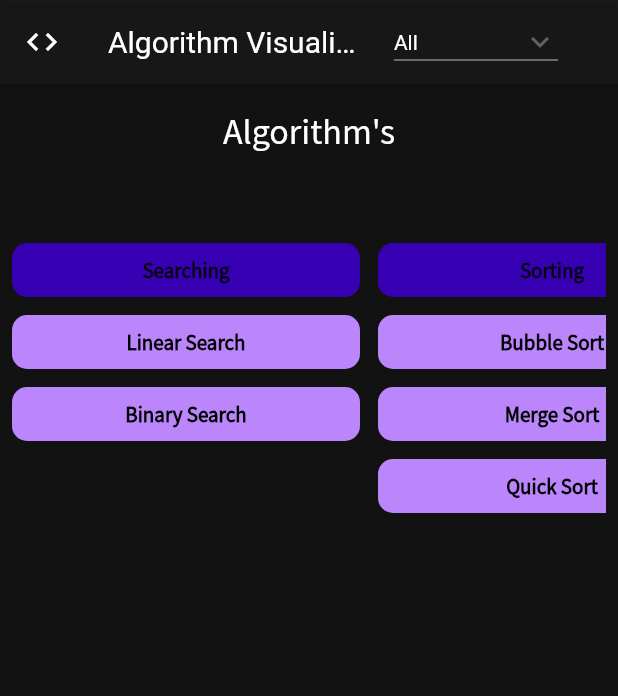
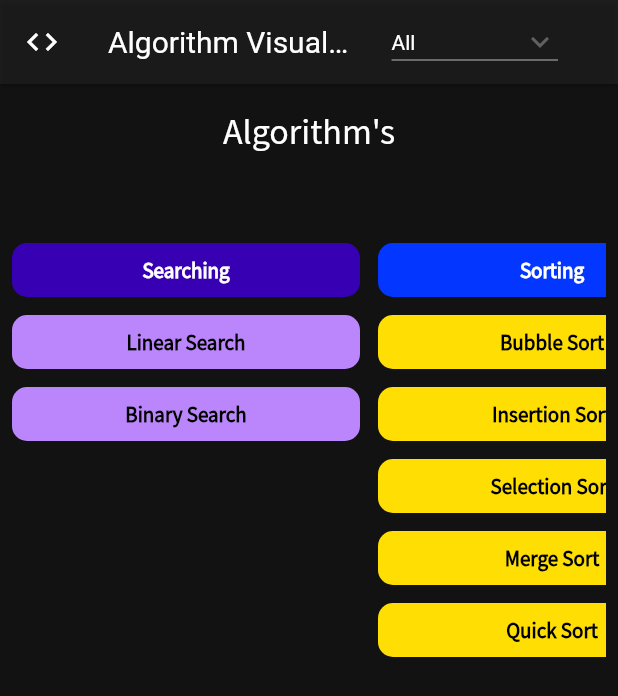
Before and after one commit to teshank2137/flutter-algo-visual, a Flutter app: the screen it shows after launch, on a phone screen of 412 x 824 dp. Shown: the top 696 px of the screen. Run offline on Flutter 3.47's test engine with Material 2 defaults, Android fonts, the phone set to English and light mode, and no system bars.

Commit message:
bubble sort done

```diff
--- a/algo_visual/lib/color.dart
+++ b/algo_visual/lib/color.dart
@@ -10,3 +10,4 @@ Color kTextBackground = Color(0xffffffff);
 Color lPrimary = Color(0xff0336ff);
 Color lSecondary = Color(0xffffde03);
 Color lHighlight = Color(0xffff0266);
+Color lSuccess = Color(0xffa2ff03);
--- a/algo_visual/lib/dropdown.dart
+++ b/algo_visual/lib/dropdown.dart
@@ -1,7 +1,9 @@
 import 'package:flutter/material.dart';
 import 'color.dart';
-import 'linear_search.dart';
+import 'searching.dart';
+import 'sorting.dart';
 
+// ignore: must_be_immutable
 class MyDropdownmenu extends StatefulWidget {
   String value;
   MyDropdownmenu(this.value);
@@ -16,7 +18,7 @@ class _MyDropdownmenuState extends State<MyDropdownmenu> {
     return DropdownButton(
       value: dropdownValue,
       icon: Icon(Icons.keyboard_arrow_down),
-      dropdownColor: kPrimary700,
+      dropdownColor: lPrimary,
       iconSize: 24,
       elevation: 16,
       style: TextStyle(color: Colors.white),
@@ -32,6 +34,36 @@ class _MyDropdownmenuState extends State<MyDropdownmenu> {
               context,
               MaterialPageRoute(builder: (context) => LinearSearch()),
             );
+          } else if (newValue == 'Bubble Sort' &&
+              dropdownValue != 'Bubble Sort') {
+            Navigator.push(
+              context,
+              MaterialPageRoute(builder: (context) => Sorting(newValue)),
+            );
+          } else if (newValue == 'Merge Sort' &&
+              dropdownValue != 'Merge Sort') {
+            Navigator.push(
+              context,
+              MaterialPageRoute(builder: (context) => Sorting(newValue)),
+            );
+          } else if (newValue == 'Quick Sort' &&
+              dropdownValue != 'Quick Sort') {
+            Navigator.push(
+              context,
+              MaterialPageRoute(builder: (context) => Sorting(newValue)),
+            );
+          } else if (newValue == 'Insertion Sort' &&
+              dropdownValue != 'Insertion Sort') {
+            Navigator.push(
+              context,
+              MaterialPageRoute(builder: (context) => Sorting(newValue)),
+            );
+          } else if (newValue == 'Selection Sort' &&
+              dropdownValue != 'Selection Sort') {
+            Navigator.push(
+              context,
+              MaterialPageRoute(builder: (context) => Sorting(newValue)),
+            );
           }
           dropdownValue = newValue;
         });
@@ -41,6 +73,8 @@ class _MyDropdownmenuState extends State<MyDropdownmenu> {
         'Linear Search',
         'Binary Search',
         'Bubble Sort',
+        'Selection Sort',
+        'Insertion Sort',
         'Merge Sort',
         'Quick Sort'
       ].map<DropdownMenuItem<String>>((String value) {
--- a/algo_visual/lib/home.dart
+++ b/algo_visual/lib/home.dart
@@ -1,9 +1,9 @@
 import 'package:algo_visual/color.dart';
-import 'package:algo_visual/linear_search.dart';
+import 'package:algo_visual/searching.dart';
 import 'package:flutter/cupertino.dart';
 import 'package:flutter/material.dart';
 import 'package:flutter/widgets.dart';
-import 'bubble_sort.dart';
+import 'sorting.dart';
 
 class HomePage extends StatefulWidget {
   @override
@@ -56,7 +56,7 @@ class _HomePageState extends State<HomePage> {
                                 'Searching',
                                 style: TextStyle(
                                   fontWeight: FontWeight.bold,
-                                  color: kTextPrimary.withOpacity(0.90),
+                                  color: kTextBackground,
                                   fontFamily: 'SourceSansPro',
                                 ),
                               ),
@@ -126,13 +126,13 @@ class _HomePageState extends State<HomePage> {
                                 'Sorting',
                                 style: TextStyle(
                                   fontWeight: FontWeight.bold,
-                                  color: kTextPrimary.withOpacity(0.90),
+                                  color: kTextBackground,
                                   fontFamily: 'SourceSansPro',
                                 ),
                               ),
                             ),
                           ),
-                          color: kPrimary700,
+                          color: lPrimary,
                         ),
                         FlatButton(
                           shape: new RoundedRectangleBorder(
@@ -142,7 +142,7 @@ class _HomePageState extends State<HomePage> {
                             Navigator.push(
                               context,
                               MaterialPageRoute(
-                                  builder: (context) => BubbleSort()),
+                                  builder: (context) => Sorting('Bubble Sort')),
                             );
                           },
                           child: Container(
@@ -158,13 +158,73 @@ class _HomePageState extends State<HomePage> {
                               ),
                             ),
                           ),
-                          color: kPrimary,
+                          color: lSecondary,
                         ),
                         FlatButton(
                           shape: new RoundedRectangleBorder(
                               borderRadius:
                                   new BorderRadius.all(Radius.circular(10))),
-                          onPressed: () {},
+                          onPressed: () {
+                            Navigator.push(
+                              context,
+                              MaterialPageRoute(
+                                  builder: (context) =>
+                                      Sorting('Insertion Sort')),
+                            );
+                          },
+                          child: SizedBox(
+                            width: 200,
+                            child: Center(
+                              child: Text(
+                                'Insertion Sort',
+                                style: TextStyle(
+                                  fontWeight: FontWeight.bold,
+                                  color: kTextPrimary,
+                                  fontFamily: 'SourceSansPro',
+                                ),
+                              ),
+                            ),
+                          ),
+                          color: lSecondary,
+                        ),
+                        FlatButton(
+                          shape: new RoundedRectangleBorder(
+                              borderRadius:
+                                  new BorderRadius.all(Radius.circular(10))),
+                          onPressed: () {
+                            Navigator.push(
+                              context,
+                              MaterialPageRoute(
+                                  builder: (context) =>
+                                      Sorting('Selection Sort')),
+                            );
+                          },
+                          child: SizedBox(
+                            width: 200,
+                            child: Center(
+                              child: Text(
+                                'Selection Sort',
+                                style: TextStyle(
+                                  fontWeight: FontWeight.bold,
+                                  color: kTextPrimary,
+                                  fontFamily: 'SourceSansPro',
+                                ),
+                              ),
+                            ),
+                          ),
+                          color: lSecondary,
+                        ),
+                        FlatButton(
+                          shape: new RoundedRectangleBorder(
+                              borderRadius:
+                                  new BorderRadius.all(Radius.circular(10))),
+                          onPressed: () {
+                            Navigator.push(
+                              context,
+                              MaterialPageRoute(
+                                  builder: (context) => Sorting('Merge Sort')),
+                            );
+                          },
                           child: SizedBox(
                             width: 200,
                             child: Center(
@@ -178,13 +238,19 @@ class _HomePageState extends State<HomePage> {
                               ),
                             ),
                           ),
-                          color: kPrimary,
+                          color: lSecondary,
                         ),
                         FlatButton(
                           shape: new RoundedRectangleBorder(
                               borderRadius:
                                   new BorderRadius.all(Radius.circular(10))),
-                          onPressed: () {},
+                          onPressed: () {
+                            Navigator.push(
+                              context,
+                              MaterialPageRoute(
+                                  builder: (context) => Sorting('Quick Sort')),
+                            );
+                          },
                           child: SizedBox(
                             width: 200,
                             child: Center(
@@ -198,148 +264,10 @@ class _HomePageState extends State<HomePage> {
                               ),
                             ),
                           ),
-                          color: kPrimary,
+                          color: lSecondary,
                         ),
                       ],
                     ),
-                    /*SizedBox(width: 12.0),
-                    Column(
-                      children: [
-                        Text('Path Finding #TODO'),
-                        FlatButton(
-                          shape: new RoundedRectangleBorder(
-                              borderRadius:
-                                  new BorderRadius.all(Radius.circular(10))),
-                          onPressed: () {
-                            Navigator.push(
-                              context,
-                              MaterialPageRoute(
-                                  builder: (context) => BubbleSort()),
-                            );
-                          },
-                          child: SizedBox(
-                            width: 200,
-                            child: Center(
-                              child: Text(
-                                'Bubble Sort',
-                                style: TextStyle(
-                                  color: Color(0xffffffff),
-                                  fontFamily: 'SourceSansPro',
-                                ),
-                              ),
-                            ),
-                          ),
-                          color: kPrimary,
-                        ),
-                        FlatButton(
-                          shape: new RoundedRectangleBorder(
-                              borderRadius:
-                                  new BorderRadius.all(Radius.circular(10))),
-                          onPressed: () {},
-                          child: SizedBox(
-                            width: 200,
-                            child: Center(
-                              child: Text(
-                                'Merge Sort',
-                                style: TextStyle(
-                                  color: Color(0xffffffff),
-                                  fontFamily: 'SourceSansPro',
-                                ),
-                              ),
-                            ),
-                          ),
-                          color: Color(0xff0336ff),
-                        ),
-                        FlatButton(
-                          shape: new RoundedRectangleBorder(
-                              borderRadius:
-                                  new BorderRadius.all(Radius.circular(10))),
-                          onPressed: () {},
-                          child: SizedBox(
-                            width: 200,
-                            child: Center(
-                              child: Text(
-                                'Quick Sort',
-                                style: TextStyle(
-                                  color: Color(0xffffffff),
-                                  fontFamily: 'SourceSansPro',
-                                ),
-                              ),
-                            ),
-                          ),
-                          color: Color(0xff0336ff),
-                        ),
-                      ],
-                    ),
-                    SizedBox(width: 12.0),
-                    Column(
-                      children: [
-                        Text('Data Structures #TODO'),
-                        FlatButton(
-                          shape: new RoundedRectangleBorder(
-                              borderRadius:
-                                  new BorderRadius.all(Radius.circular(10))),
-                          onPressed: () {
-                            Navigator.push(
-                              context,
-                              MaterialPageRoute(
-                                  builder: (context) => BubbleSort()),
-                            );
-                          },
-                          child: SizedBox(
-                            width: 200,
-                            child: Center(
-                              child: Text(
-                                'Bubble Sort',
-                                style: TextStyle(
-                                  color: Color(0xffffffff),
-                                  fontFamily: 'SourceSansPro',
-                                ),
-                              ),
-                            ),
-                          ),
-                          color: Color(0xff0336ff),
-                        ),
-                        FlatButton(
-                          shape: new RoundedRectangleBorder(
-                              borderRadius:
-                                  new BorderRadius.all(Radius.circular(10))),
-                          onPressed: () {},
-                          child: SizedBox(
-                            width: 200,
-                            child: Center(
-                              child: Text(
-                                'Merge Sort',
-                                style: TextStyle(
-                                  color: Color(0xffffffff),
-                                  fontFamily: 'SourceSansPro',
-                                ),
-                              ),
-                            ),
-                          ),
-                          color: Color(0xff0336ff),
-                        ),
-                        FlatButton(
-                          shape: new RoundedRectangleBorder(
-                              borderRadius:
-                                  new BorderRadius.all(Radius.circular(10))),
-                          onPressed: () {},
-                          child: SizedBox(
-                            width: 200,
-                            child: Center(
-                              child: Text(
-                                'Quick Sort',
-                                style: TextStyle(
-                                  color: Color(0xffffffff),
-                                  fontFamily: 'SourceSansPro',
-                                ),
-                              ),
-                            ),
-                          ),
-                          color: Color(0xff0336ff),
-                        ),
-                      ],
-                    ),*/
                   ],
                 ),
               ),
--- a/algo_visual/lib/main.dart
+++ b/algo_visual/lib/main.dart
@@ -9,7 +9,7 @@ void main() {
 
 Widget appBar(String value) {
   return AppBar(
-    backgroundColor: kBackground.withOpacity(0.97),
+    backgroundColor: kBackground.withOpacity(0.95),
     elevation: 1.0,
     leading: Icon(
       Icons.code,
--- a/algo_visual/lib/linear_search.dart
+++ b/algo_visual/lib/searching.dart
@@ -88,6 +88,7 @@ class _LinearSearchState extends State<LinearSearch> {
                   )),
             ),
           ),
+          SizedBox(height: 10),
           Row(
             mainAxisAlignment: MainAxisAlignment.center,
             children: [
@@ -98,7 +99,7 @@ class _LinearSearchState extends State<LinearSearch> {
                 ),
                 shape: new RoundedRectangleBorder(
                     borderRadius: new BorderRadius.all(Radius.circular(20))),
-                splashColor: kPrimary,
+                splashColor: kSecondary,
                 onPressed: () {
                   setState(() {
                     _search.clear();
@@ -113,7 +114,7 @@ class _LinearSearchState extends State<LinearSearch> {
                   style: TextStyle(
                       color: kTextPrimary, fontWeight: FontWeight.bold),
                 ),
-                color: kPrimary,
+                color: kSecondary,
                 shape: new RoundedRectangleBorder(
                     borderRadius: new BorderRadius.all(Radius.circular(20))),
                 onPressed: () {
```
Also changed, not shown: algo_visual/lib/bubble_sort.dart (deleted, +0 -145 lines), algo_visual/lib/sorting.dart (added, +248 -0 lines).
